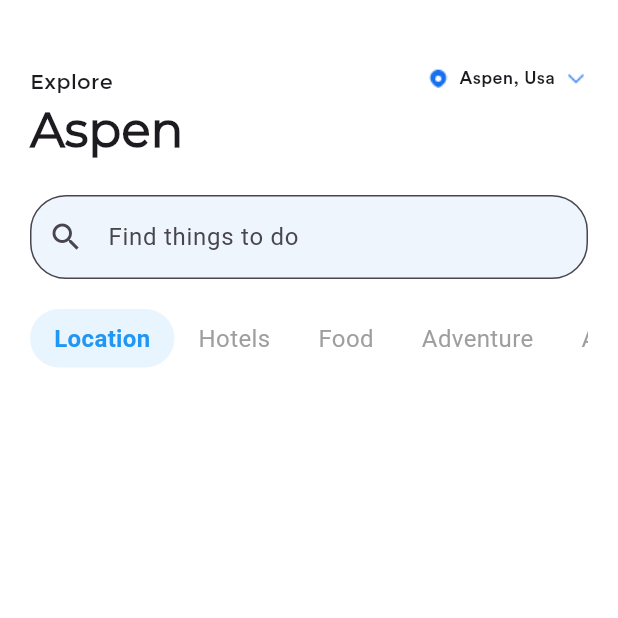
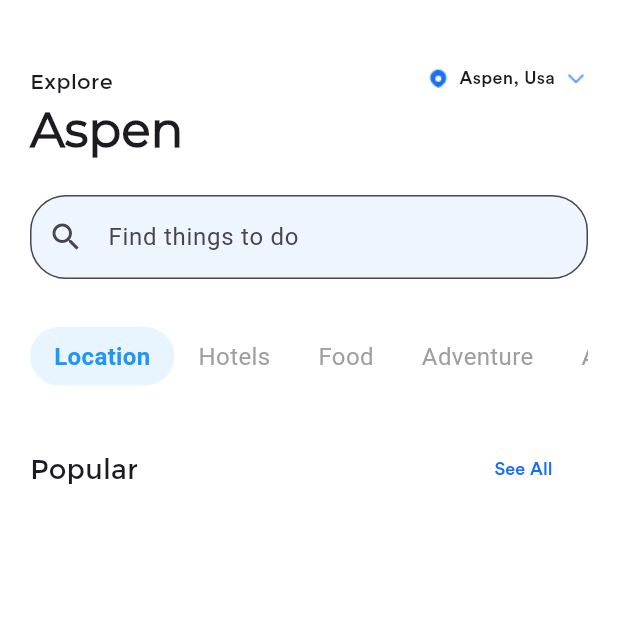
Before and after one commit to takiul-sumon/Travel-App, a Flutter app: the screen it shows after launch, on a phone screen of 412 x 824 dp, the top half of it. Run offline on Flutter 3.47's test engine with Material 3 defaults, Android fonts, the phone set to English and light mode, and no system bars.

```diff
--- a/lib/dashboard.dart
+++ b/lib/dashboard.dart
@@ -10,13 +10,7 @@ class ChooseHotel extends StatefulWidget {
 class _ChooseHotelState extends State<ChooseHotel> {
   @override
   Widget build(BuildContext context) {
-    List<String> hotelChoice = [
-      'Locations',
-      'Hotels',
-      'Food',
-      'Adventure',
-      'Actions'
-    ];
+
 
     final List<String> tabs = [
       'Location',
@@ -102,11 +96,11 @@ class _ChooseHotelState extends State<ChooseHotel> {
                 ),
               ),
             ),
-            const SizedBox(height: 20),
-            SingleChildScrollView(
+            Padding(
+              padding: const EdgeInsets.fromLTRB(0, 32, 0, 0),
+              child: SingleChildScrollView(
                 scrollDirection: Axis.horizontal,
                 child: Row(
-
                     mainAxisAlignment: MainAxisAlignment.start,
                     children: tabs.map(
                       (e) {
@@ -120,9 +114,10 @@ class _ChooseHotelState extends State<ChooseHotel> {
                               decoration: BoxDecoration(
                                 color: isSelected
                                     ? Colors.blue.withOpacity(0.1)
-                                  : Colors.transparent, // Background for selected
-                              borderRadius:
-                                  BorderRadius.circular(20), // Rounded corners
+                                    : Colors
+                                        .transparent, // Background for selected
+                                borderRadius: BorderRadius.circular(
+                                    20), // Rounded corners
                               ),
                               child: Text(
                                 e,
@@ -140,6 +135,28 @@ class _ChooseHotelState extends State<ChooseHotel> {
                         );
                       },
                     ).toList()),
+              ),
+            ),
+          const  SizedBox(
+              height: 32,
+            ),
+            Row(
+              mainAxisAlignment: MainAxisAlignment.start,
+              children: [
+              const  Text(
+                  'Popular',
+                  style: TextStyle(fontSize: 18, fontFamily: 'Montserrat',),
+                ),
+              const  SizedBox(
+                  width: 225,
+                ),
+                TextButton(
+                    onPressed: () {},style:const ButtonStyle(),
+                    child:const Text(
+                      'See All',
+                      style: TextStyle(fontSize: 12, fontFamily: 'circularxx',color: Color(0xff176FF2)),
+                    ))
+              ],
             )
           ],
         ),
```
Lines whose indentation alone changed are shown as unchanged.
